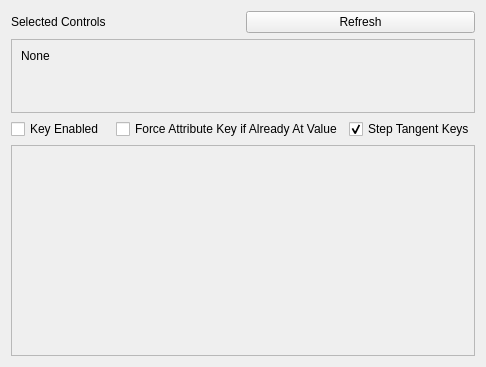
First picture: the form in ILLMayaSpaceSwitcher/ILLMayaSpaceSwitcherManager.ui, repository ill/ILLMayaSpaceSwitcher, before the edit.
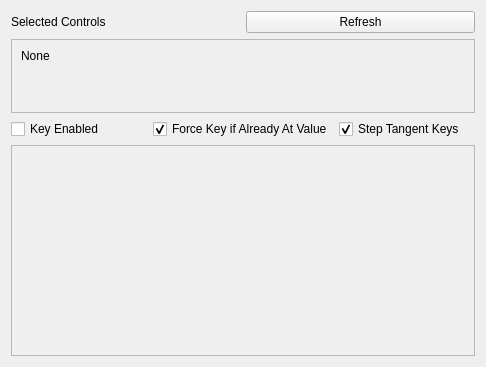
Second picture: the form after the edit.

Commit message: Manager now remembers settings.

Diff of the .ui file:
```diff
--- a/ILLMayaSpaceSwitcher/ILLMayaSpaceSwitcherManager.ui
+++ b/ILLMayaSpaceSwitcher/ILLMayaSpaceSwitcherManager.ui
@@ -104,7 +104,10 @@
         <string>If set, attribute keys are keyed even when they're already at the value that they are.</string>
        </property>
        <property name="text">
-        <string>Force Attribute Key if Already At Value</string>
+        <string>Force Key if Already At Value</string>
+       </property>
+       <property name="checked">
+        <bool>true</bool>
        </property>
       </widget>
      </item>
```
Left out of the diff: 4 changed lines with no effect on the pictures. The commit also changes 1 other file.
